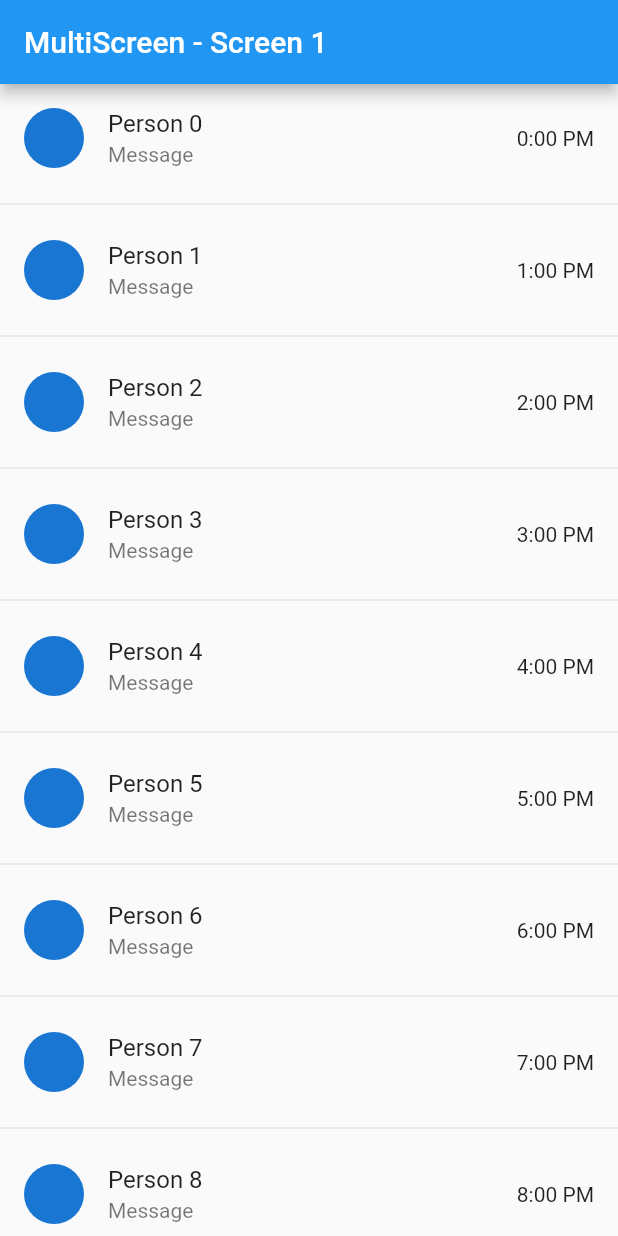
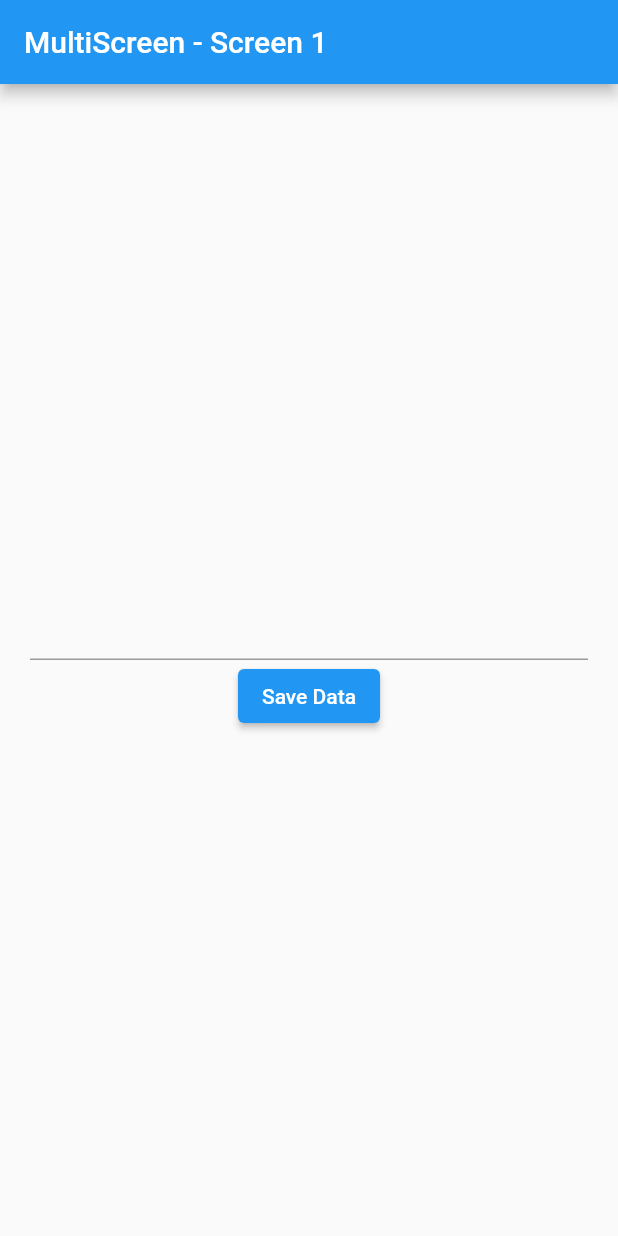
Before and after one commit to j3rinpaul/flutter_new, a Flutter app: the screen it shows after launch, on a phone screen of 412 x 824 dp. Run offline on Flutter 3.47's test engine with Material 2 defaults, Android fonts, the phone set to English and light mode, and no system bars; our stand-ins replace shared_preferences.

```diff
--- a/lib/main.dart
+++ b/lib/main.dart
@@ -1,4 +1,6 @@
 import 'package:flutter/material.dart';
+import 'package:shared_preferences/shared_preferences.dart';
+
 import 'package:textfield/screen_one.dart';
 import 'package:textfield/screen_two.dart';
 
--- a/lib/screen_one.dart
+++ b/lib/screen_one.dart
@@ -1,37 +1,93 @@
 import 'package:flutter/material.dart';
+import 'package:shared_preferences/shared_preferences.dart';
 import 'package:textfield/screen_two.dart';
 
 class ScreenOne extends StatelessWidget {
-  const ScreenOne({super.key});
+  ScreenOne({super.key});
+
+  final _textE = TextEditingController();
 
   @override
   Widget build(BuildContext context) {
+    //here now it checks whether the data is saved or not
+    // in apps the splash screen is seen before the start
+    //thats where all these things are being checked
+    //that is when all the things needed to be checked
+
+    getData(context);
     return Scaffold(
       appBar: AppBar(
         title: Text("MultiScreen - Screen 1"),
       ),
       body: SafeArea(
-          child: ListView.separated(
-              itemBuilder: (ctx, index) {
-                return ListTile(
-                  title: Text("Person $index"),
-                  subtitle: Text("Message"),
-                  leading: CircleAvatar(),
-                  trailing: Text("$index:00 PM"),
-
-                  onTap: () { //onTap widget is used to route to another page on tap on the listtile
-                    Navigator.of(context)
-                        .push(MaterialPageRoute(builder: (ctx) {
-                      return Screentwo(name: "Person $index");
-                    }));
+          child: Padding(
+        padding: EdgeInsets.all(20),
+        child: Center(
+          child: Column(
+            mainAxisAlignment: MainAxisAlignment.center,
+            children: [
+              TextFormField(
+                controller: _textE,
+              ),
+              ElevatedButton(
+                  onPressed: () {
+                    saveStorage();
                   },
-
-                );
-              },
-              separatorBuilder: ((context, index) {
-                return Divider();
-              }),
-              itemCount: 50)),
+                  child: Text("Save Data"))
+            ],
+          ),
+        ),
+      )),
     );
   }
+
+// as the sharedpref is of the future class async and await are used
+  Future<void> saveStorage() async {
+    print(_textE.text);
+
+    //initializing the shared preferences
+    final sharedPref = await SharedPreferences.getInstance();
+
+    //setting the value into the sharedpreferences
+
+    await sharedPref.setString(
+        "value",
+        _textE
+            .text); //it returns a bool value as it a future function await is added
+  }
 }
+
+//this function checks whether the value is saved or not if saved then redirects to the secondpage
+//if not then loads the home page to save the value
+
+Future<void> getData(BuildContext context) async {
+  final sharedPrefs = await SharedPreferences.getInstance(); //declared the shared preference value
+  final datastr = sharedPrefs.getString("value");//retrieve the value of shared preference
+  if (datastr != null) { //check whether it is null or not
+    Navigator.of(context).push(MaterialPageRoute(builder: (ctx) {
+      return Screentwo(); //pushed into the nextpage is value is saved
+    }));
+  }
+}
+
+
+
+
+
+
+
+
+
+/*
+
+
+late SharedPreferences sharedPreferences; //late is given for that the variable should be assigned before use
+//neednot to be assigned at the begining of the app
+Future<void> main() async {
+  // as sharedpreferences takes time so async and await is added
+  WidgetsFlutterBinding.ensureInitialized();
+  //the main function is converted into future function
+  sharedPreferences = await SharedPreferences.getInstance();
+
+
+ */
```
Also changed, not shown: lib/screen_two.dart (+7 -11 lines), pubspec.yaml (+4 -10 lines), pubspec.lock, 2 other files.
